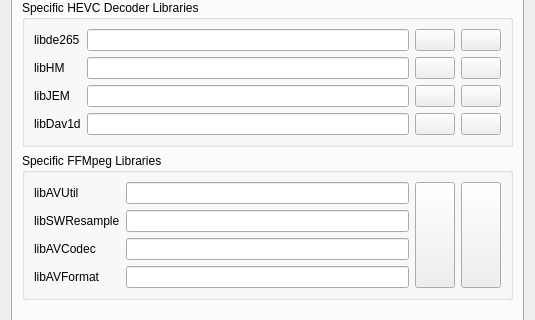
The window that ui/settingsDialog.ui (IENT/YUView) describes before a commit, drawn with Qt 5; both pictures show x 0 to 535 and y 102 to 422 of the 535 by 605 pixel window.
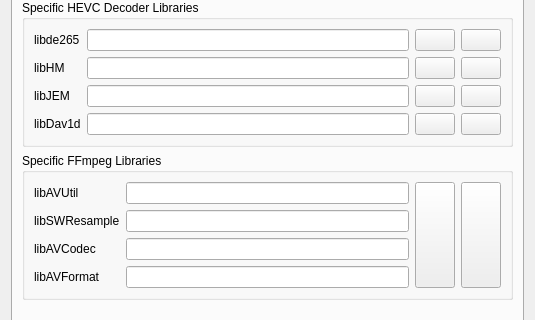
The same window after the commit. Icons and pictures are not drawn. Custom widgets are drawn as their Qt base class.

Commit message: fix upper/lower case of FFmpeg in the UI

```diff
--- a/ui/settingsDialog.ui
+++ b/ui/settingsDialog.ui
@@ -851,7 +851,7 @@
           <string>Specify the individual FFMpeg libraries to use. These will always be tried first.</string>
          </property>
          <property name="title">
-          <string>Specific FFMpeg Libraries</string>
+          <string>Specific FFmpeg Libraries</string>
          </property>
          <layout class="QHBoxLayout" name="horizontalLayout">
           <item>
```
Left out of the diff: 4 changed lines with no effect on the pictures. The commit also changes 5 other files.
